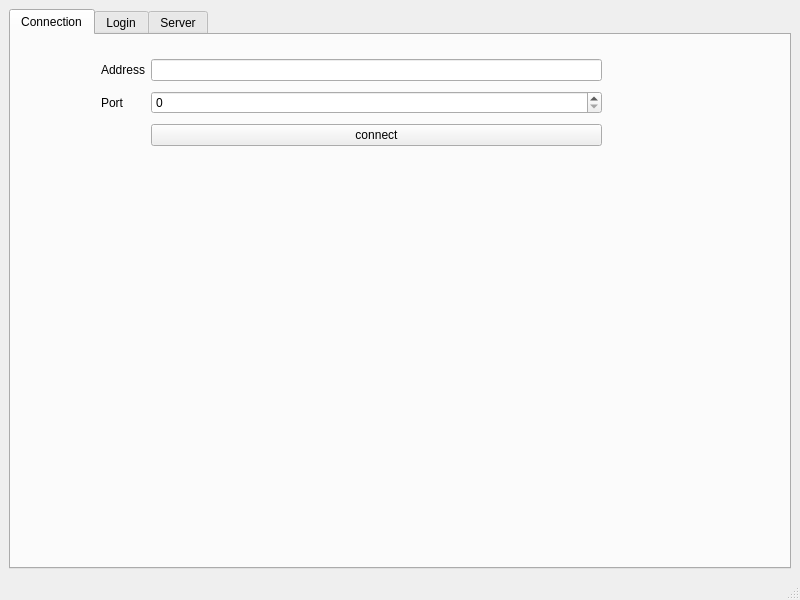
Qt form Client/src/ui/babelHomePage.ui (Octopus773/Babel) before a commit.
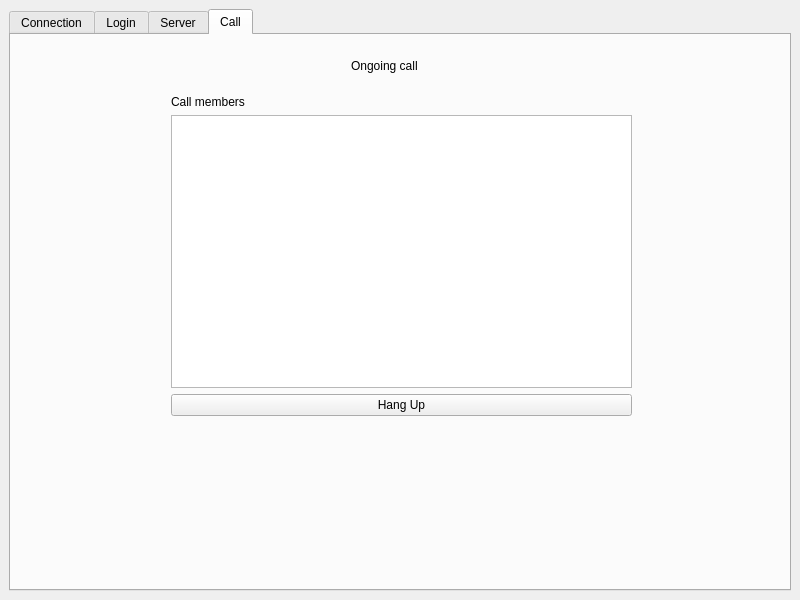
The same form after that commit.

Commit message: starting onJoinCall

Diff of the .ui file:
```diff
--- a/Client/src/ui/babelHomePage.ui
+++ b/Client/src/ui/babelHomePage.ui
@@ -20,8 +20,11 @@
       <property name="enabled">
        <bool>true</bool>
       </property>
+      <property name="tabShape">
+       <enum>QTabWidget::Rounded</enum>
+      </property>
       <property name="currentIndex">
-       <number>0</number>
+       <number>3</number>
       </property>
       <widget class="QWidget" name="page1">
        <attribute name="title">
@@ -221,21 +224,57 @@
         </property>
        </widget>
       </widget>
+      <widget class="QWidget" name="page4">
+       <attribute name="title">
+        <string>Call</string>
+       </attribute>
+       <widget class="QLabel" name="label_7">
+        <property name="geometry">
+         <rect>
+          <x>340</x>
+          <y>10</y>
+          <width>101</width>
+          <height>41</height>
+         </rect>
+        </property>
+        <property name="text">
+         <string>Ongoing call</string>
+        </property>
+       </widget>
+       <widget class="QWidget" name="gridLayoutWidget">
+        <property name="geometry">
+         <rect>
+          <x>160</x>
+          <y>60</y>
+          <width>461</width>
+          <height>321</height>
+         </rect>
+        </property>
+        <layout class="QGridLayout" name="gridLayout">
+         <item row="1" column="0">
+          <widget class="QListWidget" name="output_list_call_members"/>
+         </item>
+         <item row="0" column="0">
+          <widget class="QLabel" name="label_8">
+           <property name="text">
+            <string>Call members</string>
+           </property>
+          </widget>
+         </item>
+         <item row="2" column="0">
+          <widget class="QPushButton" name="button_hang_up">
+           <property name="text">
+            <string>Hang Up</string>
+           </property>
+          </widget>
+         </item>
+        </layout>
+       </widget>
+      </widget>
      </widget>
     </item>
    </layout>
   </widget>
-  <widget class="QMenuBar" name="menubar">
-   <property name="geometry">
-    <rect>
-     <x>0</x>
-     <y>0</y>
-     <width>800</width>
-     <height>24</height>
-    </rect>
-   </property>
-  </widget>
-  <widget class="QStatusBar" name="statusbar"/>
  </widget>
  <resources/>
  <connections/>
```
The commit also changes 4 other files.
